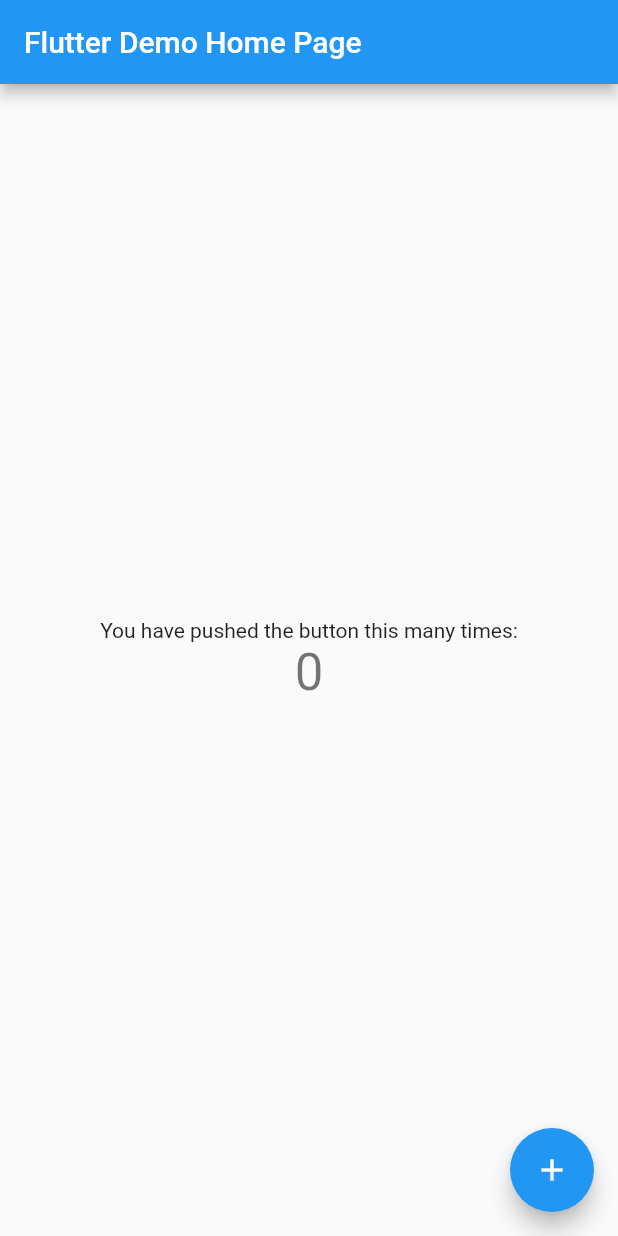
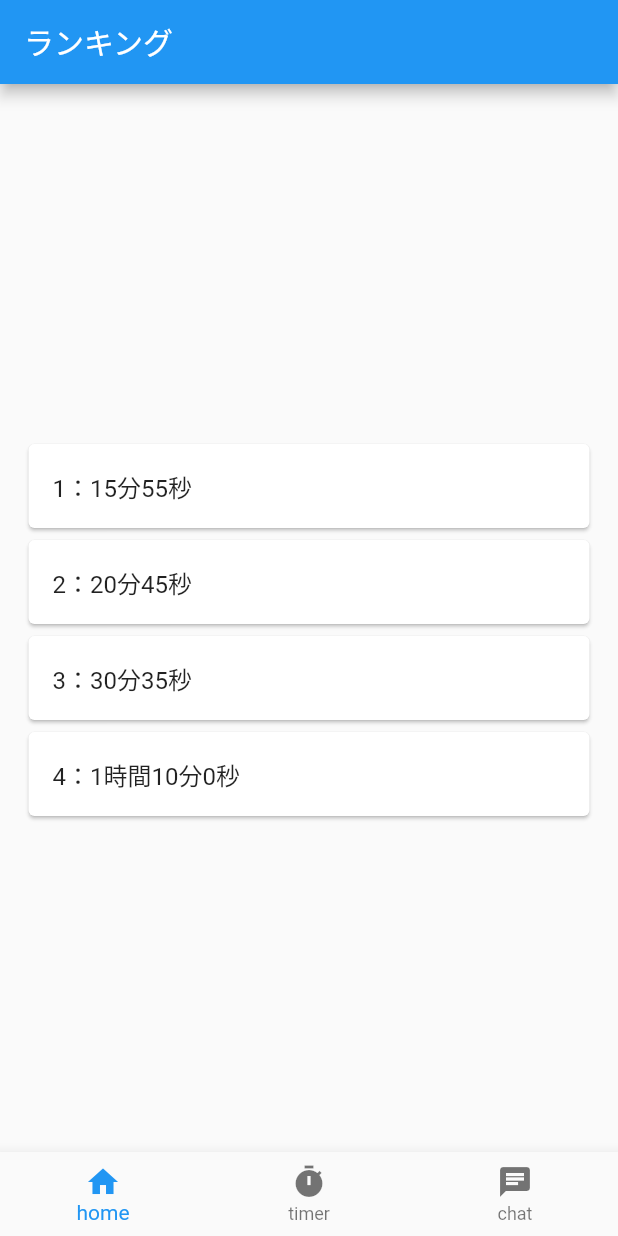
Before and after one commit to benes5/flutter_ben, a Flutter app: the screen it shows after launch, on a phone screen of 412 x 824 dp. Run offline on Flutter 3.47's test engine with Material 2 defaults, Android fonts, the phone set to English and light mode, and no system bars; our stand-ins replace fl_chart.

Commit message:
ranking, chart File+

```diff
--- /dev/null
+++ b/lib/ranking.dart
@@ -0,0 +1,110 @@
+import 'package:flutter/material.dart';
+
+const double hour = 60 * 60;
+const double minute = 60;
+List<double> ranklist = [1*hour+10*minute, 0*hour+30*minute+35, 20*minute+45,15*minute+55];
+//ranklist.sort((a, b) => b.compareTo(a));
+
+
+class MyRankingApp extends StatelessWidget {
+  const MyRankingApp({Key? key}) : super(key: key);
+
+  @override
+  Widget build(BuildContext context) {
+    //sort
+    ranklist.sort((a, b){
+      if(a != b && (a~/(60*60)) != (b~/(60*60))){//時間を比較
+        return (a~/(60*60)).compareTo((b~/(60*60)));
+
+      }else if(a != b && (a~/(60*60)) == (b~/(60*60)) && (a~/60) != (b~/60)){//分を比較
+        return (a~/60).compareTo((b~/60));
+
+      }else if(a != b && (a~/(60*60)) == (b~/(60*60)) && (a~/60) == (b~/60)){//秒を比較
+        return (a).compareTo(b);
+      }else{
+        return a.toString().length.compareTo(b.toString().length);//何か値を返す必要があるため文字列の長さを比較
+      }
+    }
+    );
+
+    return MaterialApp(
+      title: "ランキング",
+      home: Scaffold(
+        appBar: AppBar(title: Text("ランキング")),
+        body: const MyTableWidget(),
+        bottomNavigationBar: BottomNavigationBar(
+          items: const <BottomNavigationBarItem>[
+            BottomNavigationBarItem(icon: Icon(Icons.home), label: "home"),
+            BottomNavigationBarItem(icon: Icon(Icons.timer), label: "timer"),
+            BottomNavigationBarItem(icon: Icon(Icons.chat), label: "chat"),
+          ],
+        ),
+      ),
+    );
+  }
+}
+
+class MyTableWidget extends StatelessWidget {
+  const MyTableWidget({Key? key}) : super(key: key);
+
+  Widget _Time(index){
+    int time = ranklist[index].toInt();
+    int h = (ranklist[index] / (60*60)).toInt();
+    time -= h *60*60;
+    int min = (time / 60).toInt();
+    time -= min*60;
+    int sec = (time).toInt();
+    print("h:${h}");
+    print("min:${min}");
+    print("sec:${sec}");
+    if(h == 0){
+      return Text("${index+1}：${min}分${sec}秒");
+    }else{
+      return Text("${index+1}：${h}時間${min}分${sec}秒");
+    }
+  }
+
+  @override
+  Widget build(BuildContext context) {
+    return DefaultTextStyle(
+      textAlign: TextAlign.center,
+      style: TextStyle(fontSize: 40, color: Colors.grey),
+      child: Center(
+        child: Padding(
+          padding: const EdgeInsets.only(left: 15, right: 15),
+          child: Column(
+            mainAxisSize: MainAxisSize.min,
+            children: [
+              Padding(
+                padding: const EdgeInsets.all(8.0),
+                //child: TextField(),
+                ),
+              ListView.builder(
+                itemCount: ranklist.length,
+                shrinkWrap: true,
+                itemBuilder: (BuildContext context, index){
+                  return Card(
+                    child: ListTile(
+                      title: _Time(index),
+                          //"${index+1}：${ranklist[index]/60}分${ranklist[index]%60}秒"),
+                    ),
+                 );
+               },
+              ),
+            ],
+          ),
+          //テーブル作成
+          // child: Table(
+          //   border: TableBorder.all(color: Colors.black, width: 2),
+          //   columnWidths: const {0: FlexColumnWidth(0.5)},
+          //   children: List.generate(
+          //     ranklist.length,
+          //     (index) =>
+          //         TableRow(children: [Text((index+1).toString()), Text(ranklist[index])]),
+          //   ),
+          // ),
+        ),
+      ),
+    );
+  }
+}
--- a/pubspec.yaml
+++ b/pubspec.yaml
@@ -36,6 +36,7 @@ dependencies:
   # The following adds the Cupertino Icons font to your application.
   # Use with the CupertinoIcons class for iOS style icons.
   cupertino_icons: ^1.0.2
+  fl_chart: ^0.55.2
 
 dev_dependencies:
   flutter_test:
```
Also changed, not shown: lib/chart.dart (added, +76 -0 lines), lib/main.dart (+6 -1 lines), pubspec.lock.
